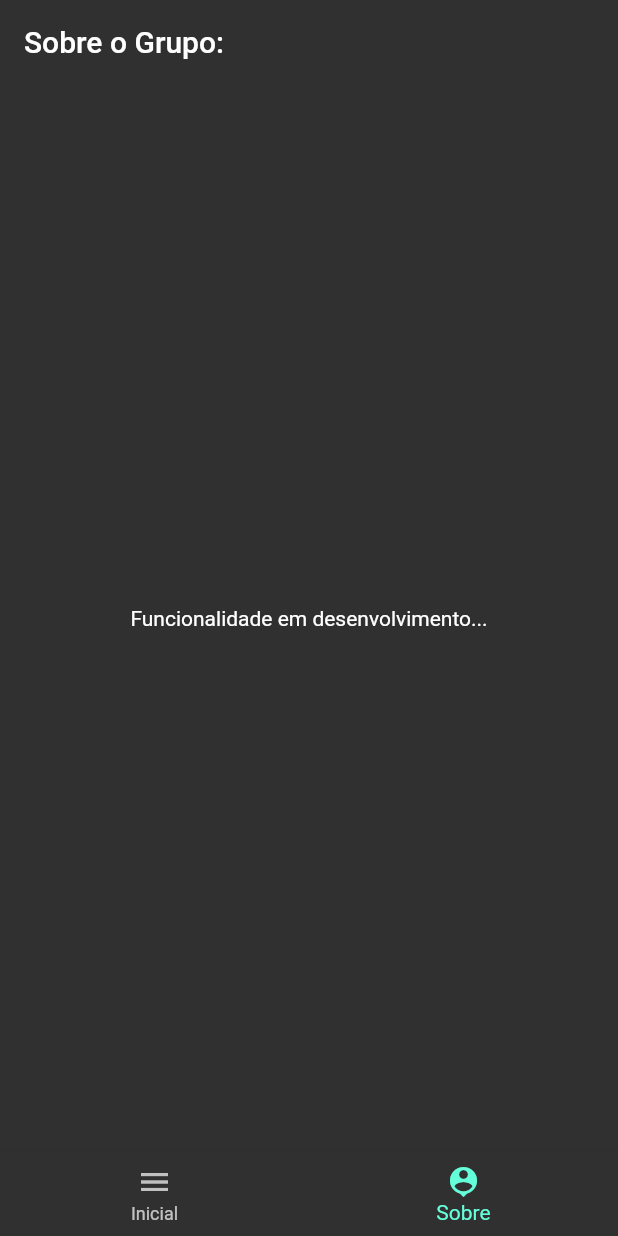
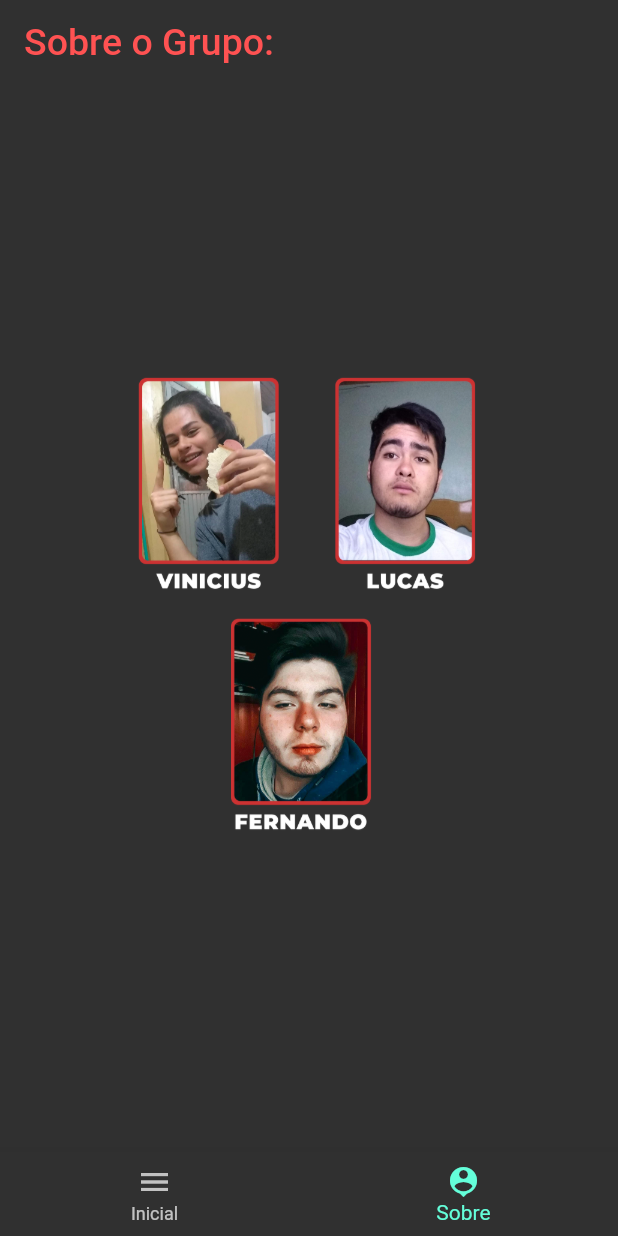
Before and after one commit to suck13/f_verhalten, a Flutter app: the screen it shows after launch, item 2 of the bottom bar chosen, on a phone screen of 412 x 824 dp. Run offline on Flutter 3.47's test engine with Material 2 defaults, Android fonts, the phone set to English and light mode, and no system bars; our stand-ins replace auto_size_text, flutter_slidable, splashscreen.

Commit message:
Update sobre.dart

```diff
--- a/lib/pages/sobre.dart
+++ b/lib/pages/sobre.dart
@@ -10,13 +10,24 @@ class SobrePage extends StatelessWidget {
         automaticallyImplyLeading: false,
         backgroundColor: Colors.transparent,
         elevation: 0,
-        title: Text('Sobre o Grupo:'),
+        title: Text(
+          'Sobre o Grupo:',
+          style: TextStyle(
+            color: Colors.redAccent,
+            fontSize: 25.00,
+            fontWeight: FontWeight.w500,
+          ),
+        ),
       ),
       body: Container(
         height: double.infinity,
         width: double.infinity,
         child: Center(
-          child: Text("Funcionalidade em desenvolvimento..."),
+          child: Image.asset(
+            'lib/assets/images/sobre.png',
+            width: 384,
+            height: 363.8,
+          ),
         ),
       ),
     );
```
